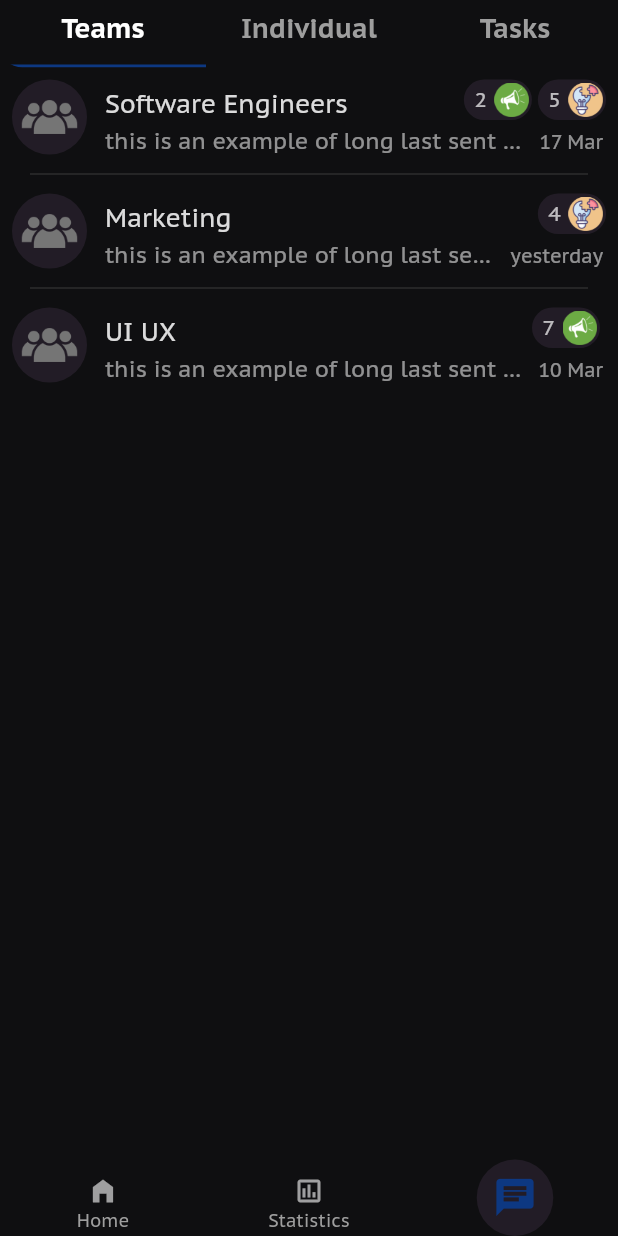
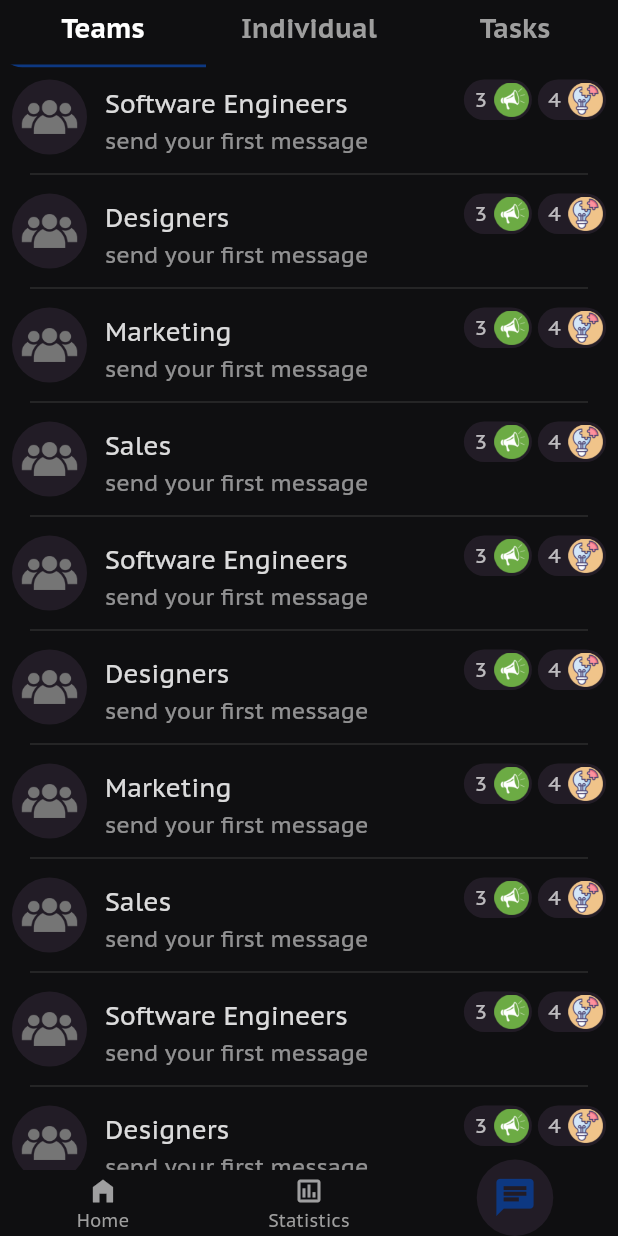
Before and after one commit to MostafaOsama99/work-platform, a Flutter app: the screen it shows after launch, item 3 of the bottom bar chosen, on a phone screen of 412 x 824 dp. Run offline on Flutter 3.47's test engine with Material 2 defaults, Android fonts, the light colour scheme and no system bars; drawn by our look-alikes of convex_bottom_bar; our stand-ins replace circular_check_box, date_time_picker, datetime_picker_formfield, dio, file_picker, image_picker and 1 more; missing offline and left inert: flutter_duration_picker, flutter_filereader.

Commit message:
- chat tiles - chat screen tab view

```diff
--- a/lib/screen/main_screen/chats_screen.dart
+++ b/lib/screen/main_screen/chats_screen.dart
@@ -1,4 +1,5 @@
 import 'package:flutter/material.dart';
+import 'package:project/demoData.dart';
 
 import '../../constants.dart';
 
@@ -46,31 +47,14 @@ class ChatsScreen extends StatelessWidget {
           ),
           body: TabBarView(
             children: [
-              Column(
-                children: [
-                  ChatTile(
-                    chatName: 'Software Engineers',
-                    lastMessage: 'this is an example of long last sent message to be displayed in the screen',
-                    timeStamp: DateTime(2021, 3, 17),
-                    announce: 2,
-                    issue: 5,
-                  ),
-                  Divider(endIndent: 20, indent: 20, height: 10),
-                  ChatTile(
-                    chatName: 'Marketing',
-                    lastMessage: 'this is an example of long last sent message to be displayed in the screen',
-                    timeStamp: DateTime(2021, 3, 18),
-                    issue: 4,
-                  ),
-                  Divider(endIndent: 20, indent: 20, height: 10),
-                  ChatTile(
-                    chatName: 'UI UX',
-                    lastMessage: 'this is an example of long last sent message to be displayed in the screen',
-                    timeStamp: DateTime(2021, 3, 10),
-                    announce: 7,
-                  ),
-                ],
-              ),
+              ListView.separated(
+                  itemBuilder: (_, index) => ChatTile(
+                        chatName: teams[index].name,
+                        announce: 3,
+                        issue: 4,
+                      ),
+                  separatorBuilder: (_, index) => Divider(endIndent: 20, indent: 20, height: 10),
+                  itemCount: teams.length),
               Container(
                 child: Text('2'),
               ),
@@ -99,7 +83,12 @@ class ChatTile extends StatelessWidget {
   final DateTime timeStamp;
 
   const ChatTile(
-      {Key key, @required this.chatName, this.announce = 0, this.issue = 0, this.lastMessage = '', this.timeStamp})
+      {Key key,
+      @required this.chatName,
+      this.announce = 0,
+      this.issue = 0,
+      this.lastMessage = 'send your first message',
+      this.timeStamp})
       : super(key: key);
 
   String internalFormatDate() {
--- a/lib/widgets/task/checkpoint_description.dart
+++ b/lib/widgets/task/checkpoint_description.dart
@@ -71,6 +71,7 @@ class _CheckpointDescriptionState extends State<CheckpointDescription> {
     return TextField(
         readOnly: widget.readOnly,
         autofocus: false,
+        scrollPhysics: NeverScrollableScrollPhysics(),
         enableInteractiveSelection: !widget.readOnly,
         controller: widget.controller,
         maxLines: _expandDes ? null : KDescriptionMaxLines,
```
Also changed, not shown: 1 other file.
